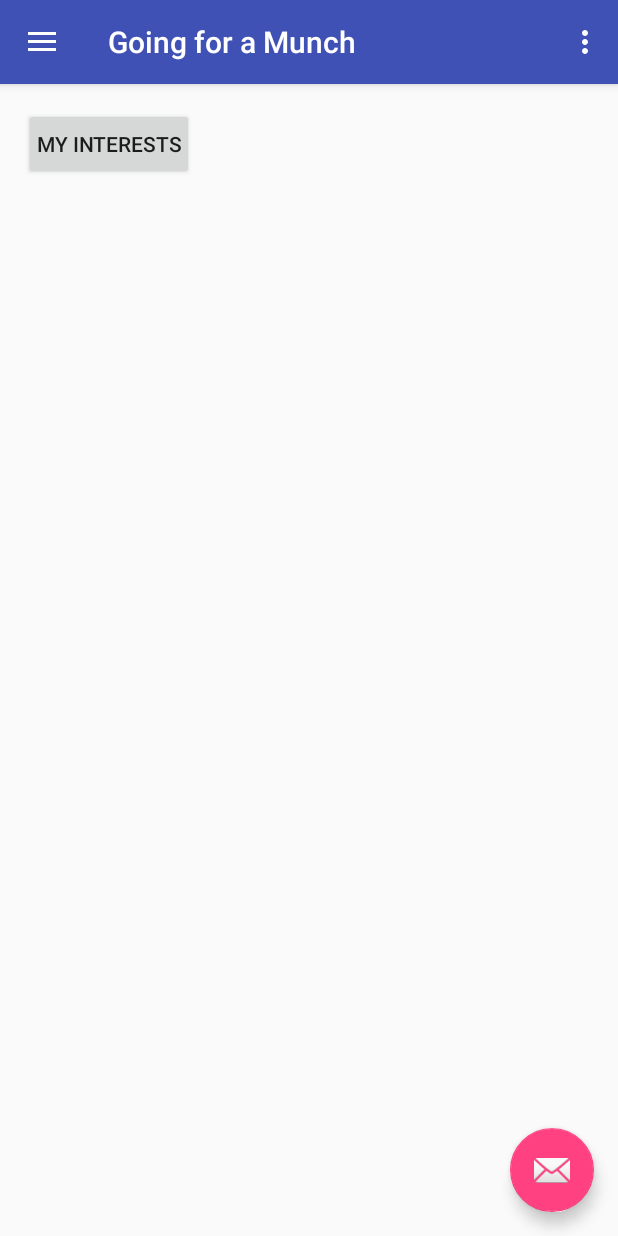
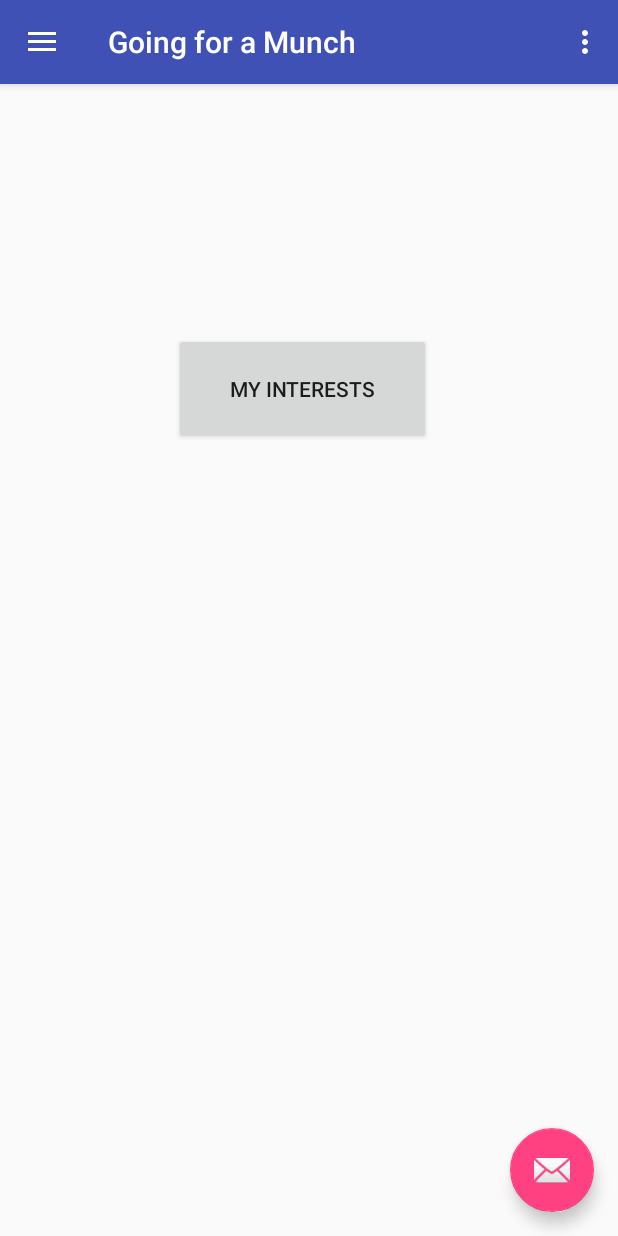
Before and after one commit to iDCruz/HackFSU, an Android app: the MyInterestsFragment screen opened directly, with no data from a screen before it, on a phone screen of 412 x 824 dp. Run offline under Robolectric (Android 15) with nearby library versions, the phone set to English and light mode, and no system bars; our stand-ins replace Volley.

Commit message:
I guess I forgot this

```diff
--- a/app/src/main/res/layout/fragment_my_interests.xml
+++ b/app/src/main/res/layout/fragment_my_interests.xml
@@ -5,8 +5,10 @@
     tools:context="com.example.davidcruz.hackfsu.MyInterestsFragment">
 
     <Button
-        android:layout_width="wrap_content"
-        android:layout_height="wrap_content"
+        android:layout_width="171dp"
+        android:layout_height="74dp"
+        android:layout_marginLeft="100dp"
+        android:layout_marginTop="150dp"
         android:text="MY INTERESTS"
         android:padding="8dp"
         android:id="@+id/find_food" />
```
